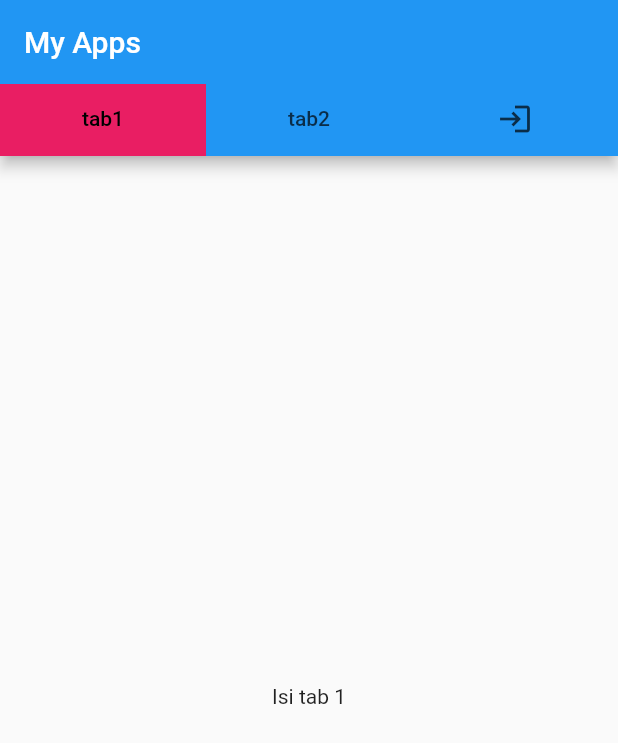
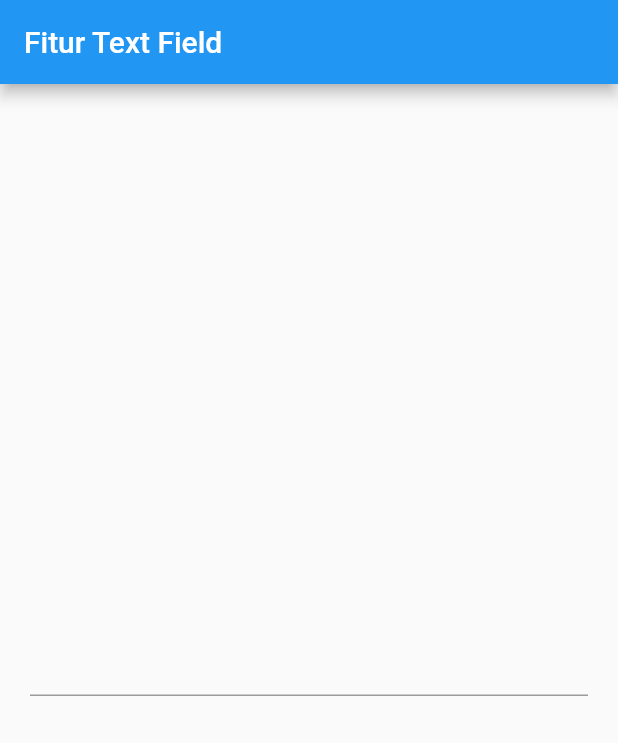
Before and after one commit to reykayanti/Learn_Flutter, a Flutter app: the screen it shows after launch, on a phone screen of 412 x 824 dp. Shown: the top 743 px of the screen. Run offline on Flutter 3.47's test engine with Material 2 defaults, Android fonts, the phone set to English and light mode, and no system bars.

Commit message:
text field

```diff
--- a/lib/main.dart
+++ b/lib/main.dart
@@ -5,44 +5,18 @@ void main() {
 }
 
 class MyApp extends StatelessWidget {
-  List<Tab> myTab = [
-    Tab(
-      text: "tab1",
-    ),
-    Tab(
-      text: "tab2",
-    ),
-    Tab(
-      icon: Icon(Icons.login),
-    )
-  ];
   @override
   Widget build(BuildContext context) {
     return MaterialApp(
       debugShowCheckedModeBanner: false,
-      home: DefaultTabController(
-        length: myTab.length,
-        child: Scaffold(
-          appBar: AppBar(
-            title: Text("My Apps"),
-            bottom: TabBar(
-              labelColor: Colors.black,
-              indicator: BoxDecoration(color: Colors.pink),
-              tabs: myTab,
-            ),
-          ),
-          body: TabBarView(
-            children: [
-              Center(
-                child: Text("Isi tab 1"),
-              ),
-              Center(
-                child: Text("Isi tab 2"),
-              ),
-              Center(
-                child: Text("Isi tab 3"),
-              ),
-            ],
+      home: Scaffold(
+        appBar: AppBar(
+          title: Text("Fitur Text Field"),
+        ),
+        body: Center(
+          child: Padding(
+            padding: const EdgeInsets.all(20.0),
+            child: TextField(),
           ),
         ),
       ),
```
